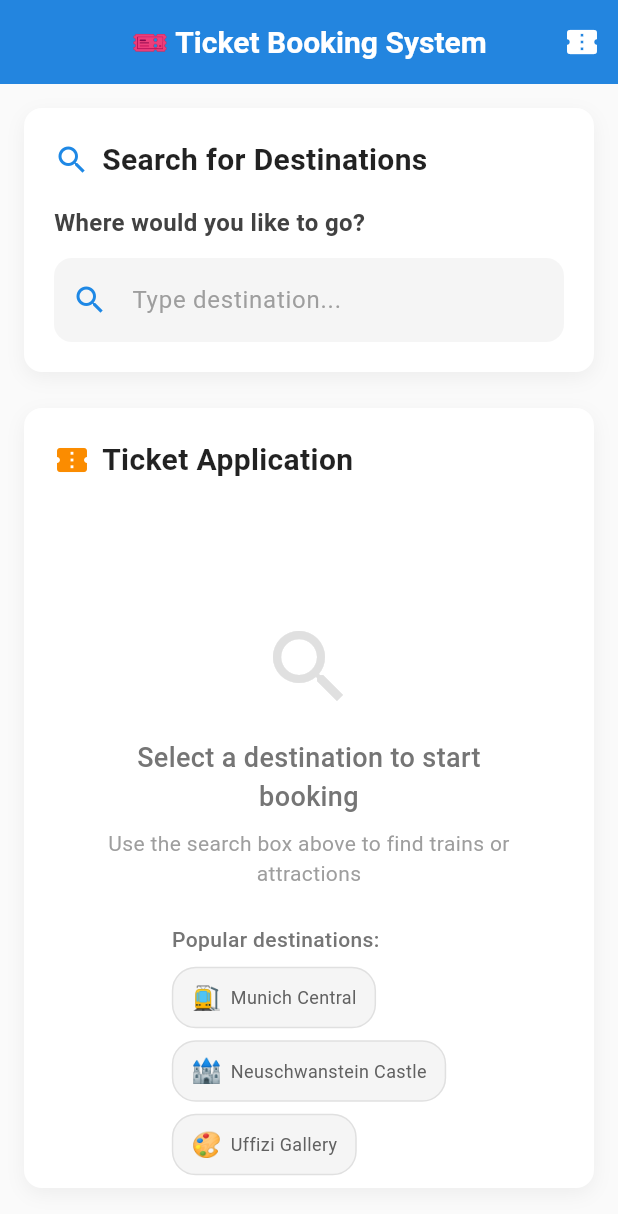
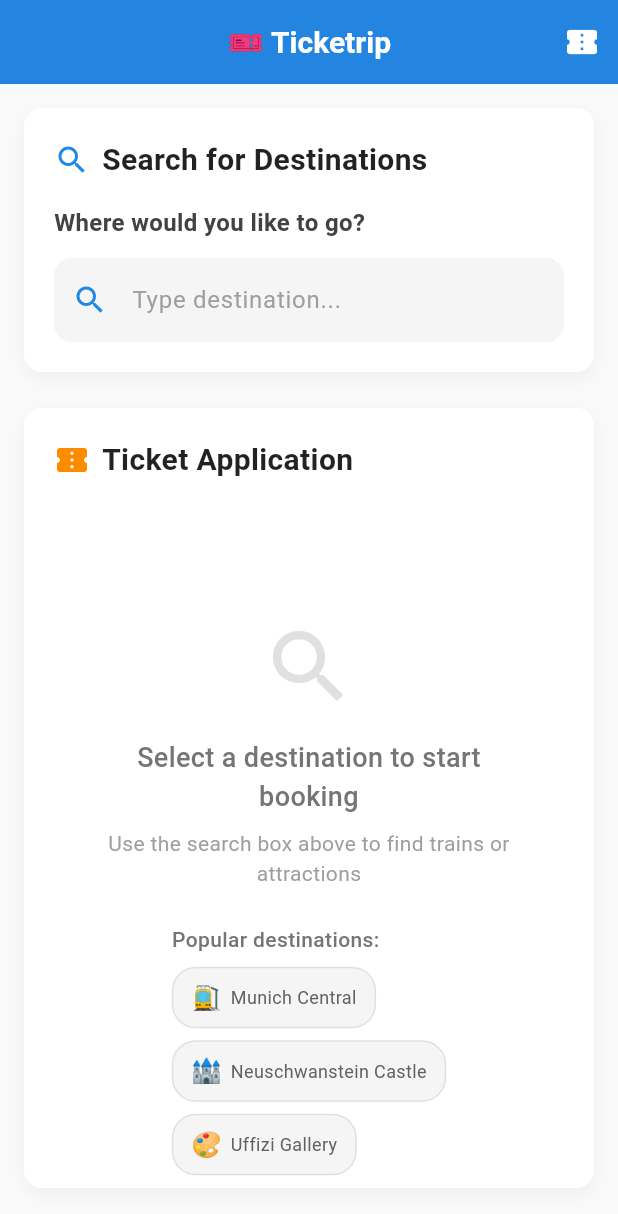
Before and after one commit to garyyang01/KTV-BTS, a Flutter app: the screen it shows after launch, on a phone screen of 412 x 824 dp. Shown: the top 1214 px of the screen. Run offline on Flutter 3.47's test engine with Material 3 defaults, Android fonts, the phone set to English and light mode, and no system bars; our stand-ins replace email_validator, flutter_dotenv, flutter_local_notifications, shared_preferences; missing offline and left inert: enough_mail, mailer.

Commit message:
Change App Name

```diff
--- a/ktv_bts/lib/pages/main_page.dart
+++ b/ktv_bts/lib/pages/main_page.dart
@@ -37,7 +37,7 @@ class _MainPageState extends State<MainPage> {
       backgroundColor: Colors.grey.shade50,
       appBar: AppBar(
         title: const Text(
-          '🎫 Ticket Booking System',
+          '🎫 Ticketrip',
           style: TextStyle(
             fontWeight: FontWeight.bold,
             fontSize: 20,
--- a/ktv_bts/pubspec.yaml
+++ b/ktv_bts/pubspec.yaml
@@ -1,5 +1,5 @@
-name: ktv_bts
-description: "A new Flutter project."
+name: ticketrip
+description: "Ticketrip - All About Travel Ticket"
 # The following line prevents the package from being accidentally published to
 # pub.dev using `flutter pub publish`. This is preferred for private packages.
 publish_to: 'none' # Remove this line if you wish to publish to pub.dev
```
Also changed, not shown: 2 other files.
